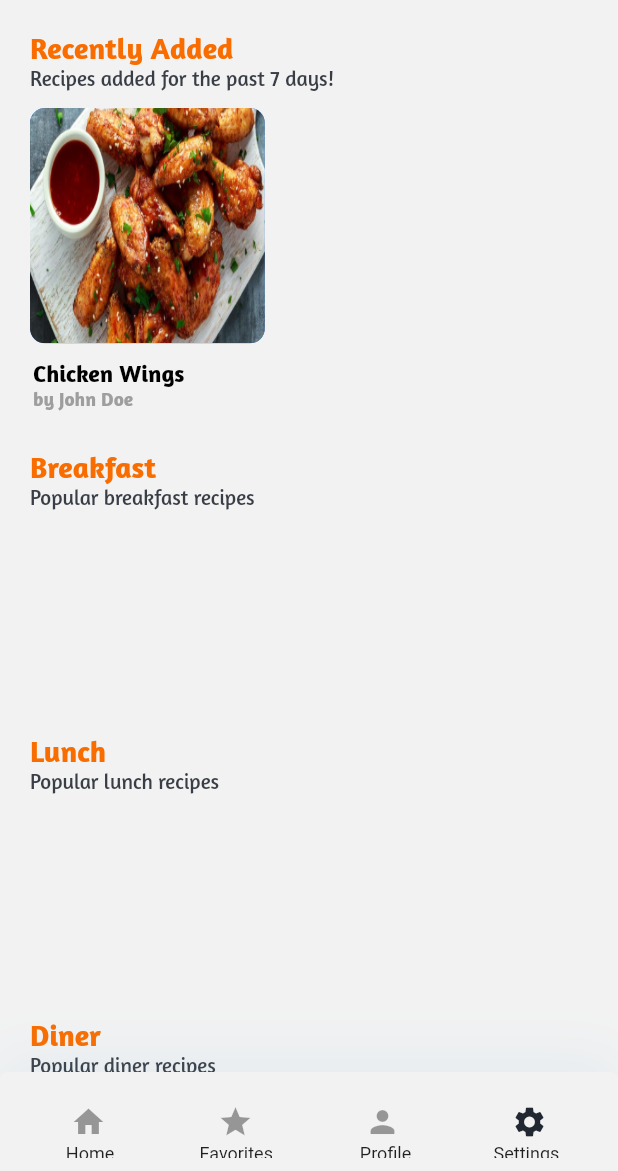
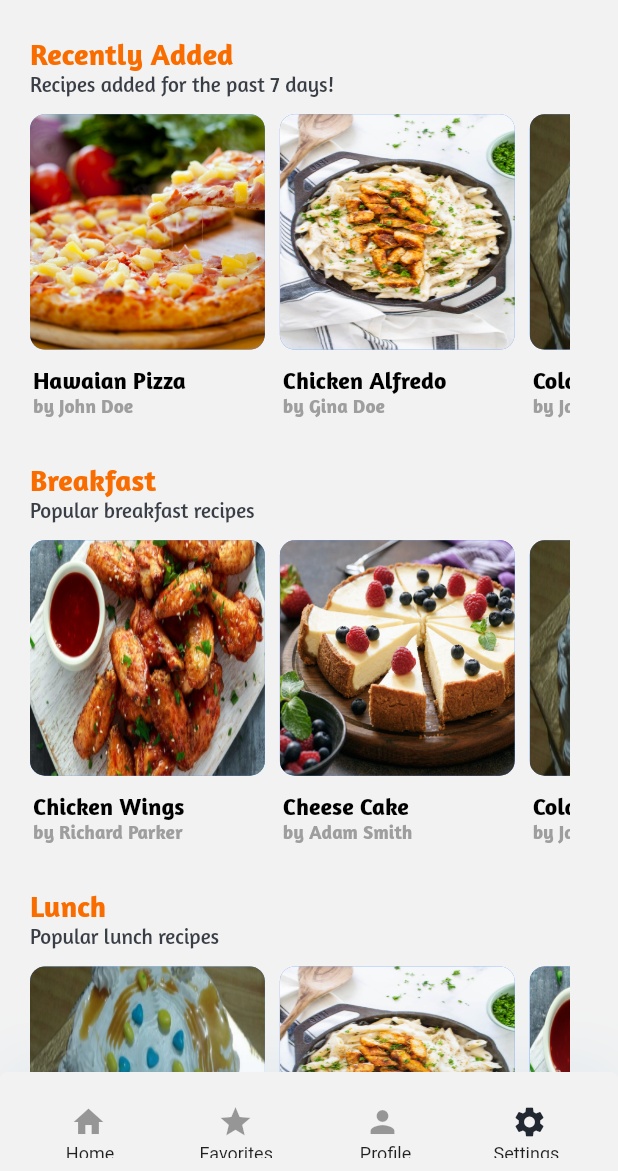
Before and after one commit to chad1791/foodBible, a Flutter app: the HomeScreen screen opened by its route, scrolled down 576 dp, on a phone screen of 412 x 824 dp, the part 65-1236 px from its top. Run offline on Flutter 3.47's test engine with Material 2 defaults, Android fonts, the phone set to English and light mode, and no system bars.

Commit message:
Small food card design

```diff
--- a/lib/providers/foods.dart
+++ b/lib/providers/foods.dart
@@ -71,8 +71,260 @@ class Foods with ChangeNotifier {
     ),
   ];
 
+  List<Food> _recent = [
+    Food(
+      id: 'p1',
+      name: 'Hawaian Pizza',
+      category: 'Italian',
+      image: 'lib/assets/images/pizza.jpg',
+      tag: 'pizzas',
+      creatorId: 'John Doe',
+    ),
+    Food(
+      id: 'p2',
+      name: 'Chicken Alfredo',
+      category: 'Italian',
+      image: 'lib/assets/images/pasta.jpg',
+      tag: 'pastas',
+      creatorId: 'Gina Doe',
+    ),
+    Food(
+      id: 'p3',
+      name: 'Cold Cake',
+      category: 'Pastries',
+      image: 'lib/assets/images/cake.jpg',
+      tag: 'cake',
+      creatorId: 'Jane Doe',
+    ),
+    Food(
+      id: 'p4',
+      name: 'Cheese Cake',
+      category: 'Pastries',
+      image: 'lib/assets/images/cheese_cake.jpg',
+      tag: 'cake',
+      creatorId: 'Adam Smith',
+    ),
+    Food(
+      id: 'p5',
+      name: 'Chicken Wings',
+      category: 'Appetizers',
+      image: 'lib/assets/images/wings.jpg',
+      tag: 'appetizer',
+      creatorId: 'Richard Parker',
+    ),
+    Food(
+      id: 'p6',
+      name: 'Escabeche',
+      category: 'Belizean',
+      image: 'lib/assets/images/onion.jpg',
+      tag: 'belizean',
+      creatorId: 'Alfredo Ritche',
+    ),
+    Food(
+      id: 'p7',
+      name: 'Relleno',
+      category: 'Belizean',
+      image: 'lib/assets/images/relleno.jpeg',
+      tag: 'belizean',
+      creatorId: 'Orlando Portillo',
+    ),
+  ];
+
+  List<Food> _breakfast = [
+    Food(
+      id: 'p5',
+      name: 'Chicken Wings',
+      category: 'Appetizers',
+      image: 'lib/assets/images/wings.jpg',
+      tag: 'appetizer',
+      creatorId: 'Richard Parker',
+    ),
+    Food(
+      id: 'p4',
+      name: 'Cheese Cake',
+      category: 'Pastries',
+      image: 'lib/assets/images/cheese_cake.jpg',
+      tag: 'cake',
+      creatorId: 'Adam Smith',
+    ),
+    Food(
+      id: 'p3',
+      name: 'Cold Cake',
+      category: 'Pastries',
+      image: 'lib/assets/images/cake.jpg',
+      tag: 'cake',
+      creatorId: 'Jane Doe',
+    ),
+    Food(
+      id: 'p2',
+      name: 'Chicken Alfredo',
+      category: 'Italian',
+      image: 'lib/assets/images/pasta.jpg',
+      tag: 'pastas',
+      creatorId: 'Gina Doe',
+    ),
+    Food(
+      id: 'p1',
+      name: 'Hawaian Pizza',
+      category: 'Italian',
+      image: 'lib/assets/images/pizza.jpg',
+      tag: 'pizzas',
+      creatorId: 'John Doe',
+    ),
+    Food(
+      id: 'p6',
+      name: 'Escabeche',
+      category: 'Belizean',
+      image: 'lib/assets/images/onion.jpg',
+      tag: 'belizean',
+      creatorId: 'Alfredo Ritche',
+    ),
+    Food(
+      id: 'p7',
+      name: 'Relleno',
+      category: 'Belizean',
+      image: 'lib/assets/images/relleno.jpeg',
+      tag: 'belizean',
+      creatorId: 'Orlando Portillo',
+    ),
+  ];
+
+  List<Food> _lunch = [
+    Food(
+      id: 'p3',
+      name: 'Cold Cake',
+      category: 'Pastries',
+      image: 'lib/assets/images/cake.jpg',
+      tag: 'cake',
+      creatorId: 'Jane Doe',
+    ),
+    Food(
+      id: 'p2',
+      name: 'Chicken Alfredo',
+      category: 'Italian',
+      image: 'lib/assets/images/pasta.jpg',
+      tag: 'pastas',
+      creatorId: 'Gina Doe',
+    ),
+    Food(
+      id: 'p5',
+      name: 'Chicken Wings',
+      category: 'Appetizers',
+      image: 'lib/assets/images/wings.jpg',
+      tag: 'appetizer',
+      creatorId: 'Richard Parker',
+    ),
+    Food(
+      id: 'p4',
+      name: 'Cheese Cake',
+      category: 'Pastries',
+      image: 'lib/assets/images/cheese_cake.jpg',
+      tag: 'cake',
+      creatorId: 'Adam Smith',
+    ),
+    Food(
+      id: 'p1',
+      name: 'Hawaian Pizza',
+      category: 'Italian',
+      image: 'lib/assets/images/pizza.jpg',
+      tag: 'pizzas',
+      creatorId: 'John Doe',
+    ),
+    Food(
+      id: 'p6',
+      name: 'Escabeche',
+      category: 'Belizean',
+      image: 'lib/assets/images/onion.jpg',
+      tag: 'belizean',
+      creatorId: 'Alfredo Ritche',
+    ),
+    Food(
+      id: 'p7',
+      name: 'Relleno',
+      category: 'Belizean',
+      image: 'lib/assets/images/relleno.jpeg',
+      tag: 'belizean',
+      creatorId: 'Orlando Portillo',
+    ),
+  ];
+
+  List<Food> _dinner = [
+    Food(
+      id: 'p6',
+      name: 'Escabeche',
+      category: 'Belizean',
+      image: 'lib/assets/images/onion.jpg',
+      tag: 'belizean',
+      creatorId: 'Alfredo Ritche',
+    ),
+    Food(
+      id: 'p7',
+      name: 'Relleno',
+      category: 'Belizean',
+      image: 'lib/assets/images/relleno.jpeg',
+      tag: 'belizean',
+      creatorId: 'Orlando Portillo',
+    ),
+    Food(
+      id: 'p3',
+      name: 'Cold Cake',
+      category: 'Pastries',
+      image: 'lib/assets/images/cake.jpg',
+      tag: 'cake',
+      creatorId: 'Jane Doe',
+    ),
+    Food(
+      id: 'p2',
+      name: 'Chicken Alfredo',
+      category: 'Italian',
+      image: 'lib/assets/images/pasta.jpg',
+      tag: 'pastas',
+      creatorId: 'Gina Doe',
+    ),
+    Food(
+      id: 'p5',
+      name: 'Chicken Wings',
+      category: 'Appetizers',
+      image: 'lib/assets/images/wings.jpg',
+      tag: 'appetizer',
+      creatorId: 'Richard Parker',
+    ),
+    Food(
+      id: 'p4',
+      name: 'Cheese Cake',
+      category: 'Pastries',
+      image: 'lib/assets/images/cheese_cake.jpg',
+      tag: 'cake',
+      creatorId: 'Adam Smith',
+    ),
+    Food(
+      id: 'p1',
+      name: 'Hawaian Pizza',
+      category: 'Italian',
+      image: 'lib/assets/images/pizza.jpg',
+      tag: 'pizzas',
+      creatorId: 'John Doe',
+    )
+  ];
+
   List<Food> get foods {
     return [..._foods];
+  }
+
+  List<Food> get recent {
+    return [..._recent];
+  }
+
+  List<Food> get breakfast {
+    return [..._breakfast];
+  }
+
+  List<Food> get lunch {
+    return [..._lunch];
+  }
+
+  List<Food> get dinner {
+    return [..._dinner];
   }
 
   /*List<Product> get favoriteItems {
--- a/lib/screens/homescreen.dart
+++ b/lib/screens/homescreen.dart
@@ -9,6 +9,7 @@ import '../widgets/bottom_nav.dart';
 import '../widgets/round_email_field.dart';
 import '../widgets/cat_button.dart';
 import '../widgets/trending_card.dart';
+import '../widgets/small_food_card.dart';
 
 import '../providers/categories.dart';
 import '../providers/foods.dart';
@@ -21,6 +22,10 @@ class HomeScreen extends StatelessWidget {
     Size size = MediaQuery.of(context).size;
     final categories = Provider.of<Categories>(context).categories;
     final foods = Provider.of<Foods>(context).foods;
+    final recent = Provider.of<Foods>(context).recent;
+    final breakfast = Provider.of<Foods>(context).breakfast;
+    final lunch = Provider.of<Foods>(context).lunch;
+    final dinner = Provider.of<Foods>(context).dinner;
     return Scaffold(
       key: _scaffoldKey,
       drawer: AppDrawer(),
@@ -104,6 +109,9 @@ class HomeScreen extends StatelessWidget {
                     itemCount: categories.length,
                   ),
                 ),
+                SizedBox(
+                  height: size.height * .01,
+                ),
                 SubCategory(
                   displayTxt: 'Most Popular',
                   theme: Theme.of(context).textTheme.headline5,
@@ -123,7 +131,7 @@ class HomeScreen extends StatelessWidget {
                   ),
                 ),
                 SizedBox(
-                  height: size.height * .02,
+                  height: size.height * .015,
                 ),
                 SubCategory(
                   displayTxt: 'Recently Added',
@@ -138,63 +146,21 @@ class HomeScreen extends StatelessWidget {
                       bottom: 8.0,
                       right: 12,
                     ),
-                    child: Container(
-                      width: size.width * .38,
-                      color: Colors.transparent,
-                      child: Column(
-                        crossAxisAlignment: CrossAxisAlignment.start,
-                        children: [
-                          Container(
-                            height: (size.height * .28) * .68,
-                            decoration: BoxDecoration(
-                              color: Colors.blueAccent,
-                              borderRadius: BorderRadius.all(
-                                Radius.circular(10),
-                              ),
-                              image: DecorationImage(
-                                fit: BoxFit.fill,
-                                image: AssetImage(
-                                  'lib/assets/images/wings.jpg',
-                                ),
-                              ),
-                            ),
-                          ),
-                          Padding(
-                            padding: const EdgeInsets.only(
-                              top: 10.0,
-                              left: 2,
-                            ),
-                            child: Column(
-                              crossAxisAlignment: CrossAxisAlignment.start,
-                              children: [
-                                Text(
-                                  'Chicken Wings',
-                                  style: TextStyle(
-                                    fontSize: 16,
-                                    fontWeight: FontWeight.bold,
-                                    color: Colors.black,
-                                    fontFamily: 'Amaranth',
-                                  ),
-                                ),
-                                Text(
-                                  'by John Doe',
-                                  style: TextStyle(
-                                    fontSize: 13,
-                                    fontWeight: FontWeight.bold,
-                                    color: Colors.grey,
-                                    fontFamily: 'Amaranth',
-                                  ),
-                                ),
-                              ],
-                            ),
-                          ),
-                        ],
+                    child: ListView.builder(
+                      scrollDirection: Axis.horizontal,
+                      itemBuilder: (_, index) => SmallFoodCard(
+                        image: recent[index].image,
+                        name: recent[index].name,
+                        author: recent[index].creatorId,
+                        length: recent.length,
+                        index: index,
                       ),
+                      itemCount: recent.length,
                     ),
                   ),
                 ),
                 SizedBox(
-                  height: size.height * .01,
+                  height: size.height * .015,
                 ),
                 SubCategory(
                   displayTxt: 'Breakfast',
@@ -202,7 +168,28 @@ class HomeScreen extends StatelessWidget {
                   trailingTxt: 'Popular breakfast recipes',
                 ),
                 SizedBox(
-                  height: size.height * .18,
+                  height: size.height * .28,
+                  child: Padding(
+                    padding: EdgeInsets.only(
+                      top: 12.0,
+                      bottom: 8.0,
+                      right: 12,
+                    ),
+                    child: ListView.builder(
+                      scrollDirection: Axis.horizontal,
+                      itemBuilder: (_, index) => SmallFoodCard(
+                        image: breakfast[index].image,
+                        name: breakfast[index].name,
+                        author: breakfast[index].creatorId,
+                        length: breakfast.length,
+                        index: index,
+                      ),
+                      itemCount: breakfast.length,
+                    ),
+                  ),
+                ),
+                SizedBox(
+                  height: size.height * .015,
                 ),
                 SubCategory(
                   displayTxt: 'Lunch',
@@ -210,15 +197,57 @@ class HomeScreen extends StatelessWidget {
                   trailingTxt: 'Popular lunch recipes',
                 ),
                 SizedBox(
-                  height: size.height * .18,
+                  height: size.height * .28,
+                  child: Padding(
+                    padding: EdgeInsets.only(
+                      top: 12.0,
+                      bottom: 8.0,
+                      right: 12,
+                    ),
+                    child: ListView.builder(
+                      scrollDirection: Axis.horizontal,
+                      itemBuilder: (_, index) => SmallFoodCard(
+                        image: lunch[index].image,
+                        name: lunch[index].name,
+                        author: lunch[index].creatorId,
+                        length: lunch.length,
+                        index: index,
+                      ),
+                      itemCount: lunch.length,
+                    ),
+                  ),
+                ),
+                SizedBox(
+                  height: size.height * .015,
                 ),
                 SubCategory(
-                  displayTxt: 'Diner',
+                  displayTxt: 'Dinner',
                   theme: Theme.of(context).textTheme.headline5,
-                  trailingTxt: 'Popular diner recipes',
+                  trailingTxt: 'Popular dinner recipes',
                 ),
                 SizedBox(
-                  height: size.height * .18,
+                  height: size.height * .28,
+                  child: Padding(
+                    padding: EdgeInsets.only(
+                      top: 12.0,
+                      bottom: 8.0,
+                      right: 12,
+                    ),
+                    child: ListView.builder(
+                      scrollDirection: Axis.horizontal,
+                      itemBuilder: (_, index) => SmallFoodCard(
+                        image: dinner[index].image,
+                        name: dinner[index].name,
+                        author: dinner[index].creatorId,
+                        length: dinner.length,
+                        index: index,
+                      ),
+                      itemCount: dinner.length,
+                    ),
+                  ),
+                ),
+                SizedBox(
+                  height: size.height * .01,
                 ),
               ],
             ),
--- /dev/null
+++ b/lib/widgets/small_food_card.dart
@@ -0,0 +1,100 @@
+import 'package:flutter/material.dart';
+
+import '../screens/food.dart';
+
+class SmallFoodCard extends StatelessWidget {
+  final image;
+  final name;
+  final author;
+  final index;
+  final length;
+  const SmallFoodCard({
+    Key key,
+    @required this.image,
+    @required this.name,
+    @required this.author,
+    @required this.index,
+    @required this.length,
+  }) : super(key: key);
+
+  @override
+  Widget build(BuildContext context) {
+    final Size size = MediaQuery.of(context).size;
+    return Padding(
+      padding: EdgeInsets.only(
+        right: index == length - 1 ? 0.0 : 10.0,
+      ),
+      child: GestureDetector(
+        onTap: () {
+          Navigator.of(context).pushNamed(FoodUI.routeName);
+        },
+        child: Container(
+          width: size.width * .38,
+          color: Colors.transparent,
+          child: Column(
+            crossAxisAlignment: CrossAxisAlignment.start,
+            children: [
+              Container(
+                height: (size.height * .28) * .68,
+                decoration: BoxDecoration(
+                  color: Colors.blueAccent,
+                  borderRadius: BorderRadius.all(
+                    Radius.circular(10),
+                  ),
+                  image: DecorationImage(
+                    fit: BoxFit.fill,
+                    image: AssetImage(
+                      image,
+                    ),
+                  ),
+                ),
+              ),
+              Padding(
+                padding: const EdgeInsets.only(
+                  top: 10.0,
+                  left: 2,
+                ),
+                child: Column(
+                  crossAxisAlignment: CrossAxisAlignment.start,
+                  children: [
+                    Text(
+                      name,
+                      style: TextStyle(
+                        fontSize: 16,
+                        fontWeight: FontWeight.bold,
+                        color: Colors.black,
+                        fontFamily: 'Amaranth',
+                      ),
+                    ),
+                    Row(
+                      children: [
+                        Text(
+                          'by ',
+                          style: TextStyle(
+                            fontSize: 13,
+                            fontWeight: FontWeight.bold,
+                            color: Colors.grey,
+                            fontFamily: 'Amaranth',
+                          ),
+                        ),
+                        Text(
+                          author,
+                          style: TextStyle(
+                            fontSize: 13,
+                            fontWeight: FontWeight.bold,
+                            color: Colors.grey,
+                            fontFamily: 'Amaranth',
+                          ),
+                        ),
+                      ],
+                    ),
+                  ],
+                ),
+              ),
+            ],
+          ),
+        ),
+      ),
+    );
+  }
+}
```
